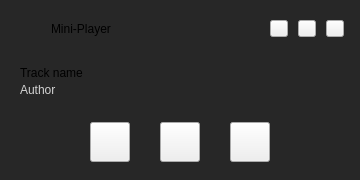
deeffest/Youtube-Music-Desktop-Player, file core/ui/mini_player_dialog.ui: the form before one commit.
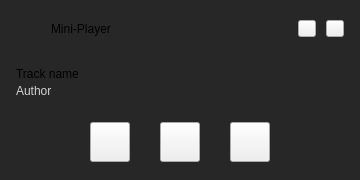
The form after the commit. Icons and pictures are not drawn. Custom widgets are drawn as their Qt base class.

The edit to the form file:
```diff
--- a/core/ui/mini_player_dialog.ui
+++ b/core/ui/mini_player_dialog.ui
@@ -40,23 +40,36 @@
 }</string>
   </property>
   <layout class="QVBoxLayout" name="verticalLayout">
+   <property name="spacing">
+    <number>0</number>
+   </property>
    <property name="leftMargin">
-    <number>16</number>
+    <number>0</number>
    </property>
    <property name="topMargin">
-    <number>16</number>
+    <number>0</number>
    </property>
    <property name="rightMargin">
-    <number>16</number>
+    <number>0</number>
    </property>
    <property name="bottomMargin">
-    <number>18</number>
+    <number>0</number>
    </property>
    <item>
+    <widget class="QFrame" name="titleBar">
     <layout class="QHBoxLayout" name="horizontalLayout">
      <property name="spacing">
       <number>10</number>
      </property>
+      <property name="leftMargin">
+       <number>16</number>
+      </property>
+      <property name="topMargin">
+       <number>16</number>
+      </property>
+      <property name="rightMargin">
+       <number>16</number>
+      </property>
      <item>
       <widget class="QLabel" name="label_2">
        <property name="minimumSize">
@@ -112,16 +125,6 @@
        </property>
       </widget>
      </item>
-     <item>
-      <widget class="ToolButton" name="ToolButton_2">
-       <property name="iconSize">
-        <size>
-         <width>10</width>
-         <height>10</height>
-        </size>
-       </property>
-      </widget>
-     </item>
      <item>
       <widget class="ToolButton" name="ToolButton">
        <property name="iconSize">
@@ -133,6 +136,7 @@
       </widget>
      </item>
     </layout>
+    </widget>
    </item>
    <item>
     <layout class="QHBoxLayout" name="horizontalLayout_2">
@@ -140,10 +144,13 @@
       <number>12</number>
      </property>
      <property name="leftMargin">
-      <number>4</number>
+      <number>16</number>
      </property>
      <property name="rightMargin">
-      <number>4</number>
+      <number>16</number>
+     </property>
+     <property name="bottomMargin">
+      <number>6</number>
      </property>
      <item>
       <layout class="QVBoxLayout" name="verticalLayout_2">
@@ -246,6 +253,9 @@
      <property name="rightMargin">
       <number>4</number>
      </property>
+     <property name="bottomMargin">
+      <number>18</number>
+     </property>
      <item>
       <spacer name="horizontalSpacer_3">
        <property name="orientation">
```
Lines whose indentation alone changed are shown as unchanged.
